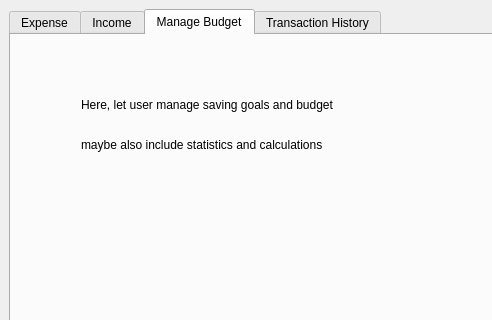
Before: the Qt Designer form GUI/mainwindow.ui in TheMaxL/Spending-and-Savings-Tracker, drawn with Qt 5; both pictures show x 0 to 492 and y 0 to 320 of the 1062 by 727 pixel window.
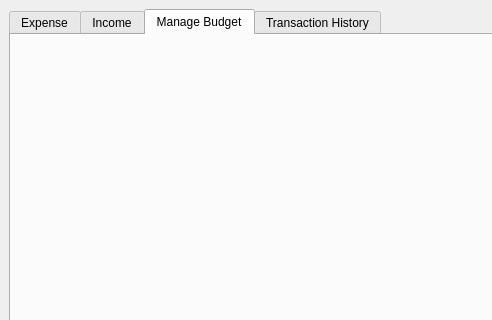
After: the same form once the commit is applied. The open tabs and pages were chosen to show the change.

Diff of the .ui file:
```diff
--- a/GUI/mainwindow.ui
+++ b/GUI/mainwindow.ui
@@ -422,32 +422,6 @@
        <attribute name="title">
         <string>Manage Budget</string>
        </attribute>
-       <widget class="QLabel" name="label">
-        <property name="geometry">
-         <rect>
-          <x>70</x>
-          <y>60</y>
-          <width>331</width>
-          <height>20</height>
-         </rect>
-        </property>
-        <property name="text">
-         <string>Here, let user manage saving goals and budget</string>
-        </property>
-       </widget>
-       <widget class="QLabel" name="label_2">
-        <property name="geometry">
-         <rect>
-          <x>70</x>
-          <y>100</y>
-          <width>331</width>
-          <height>20</height>
-         </rect>
-        </property>
-        <property name="text">
-         <string>maybe also include statistics and calculations</string>
-        </property>
-       </widget>
        <widget class="QPushButton" name="resetButton">
         <property name="geometry">
          <rect>
```
Left out of the diff: 48 changed lines with no effect on the pictures.
